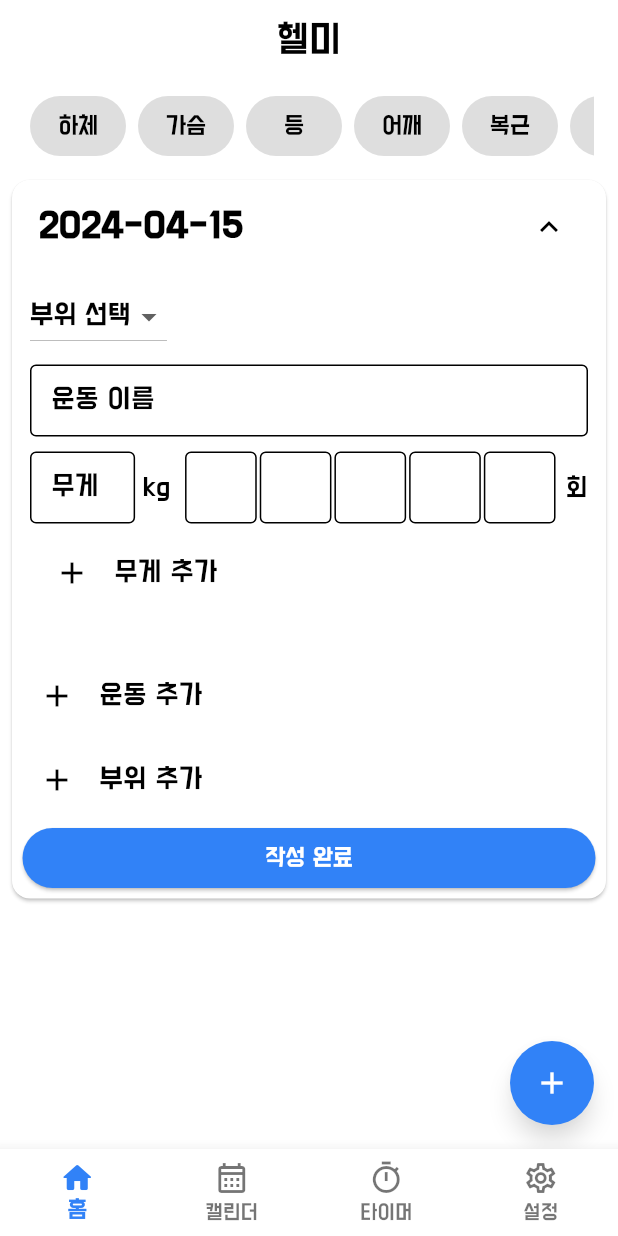
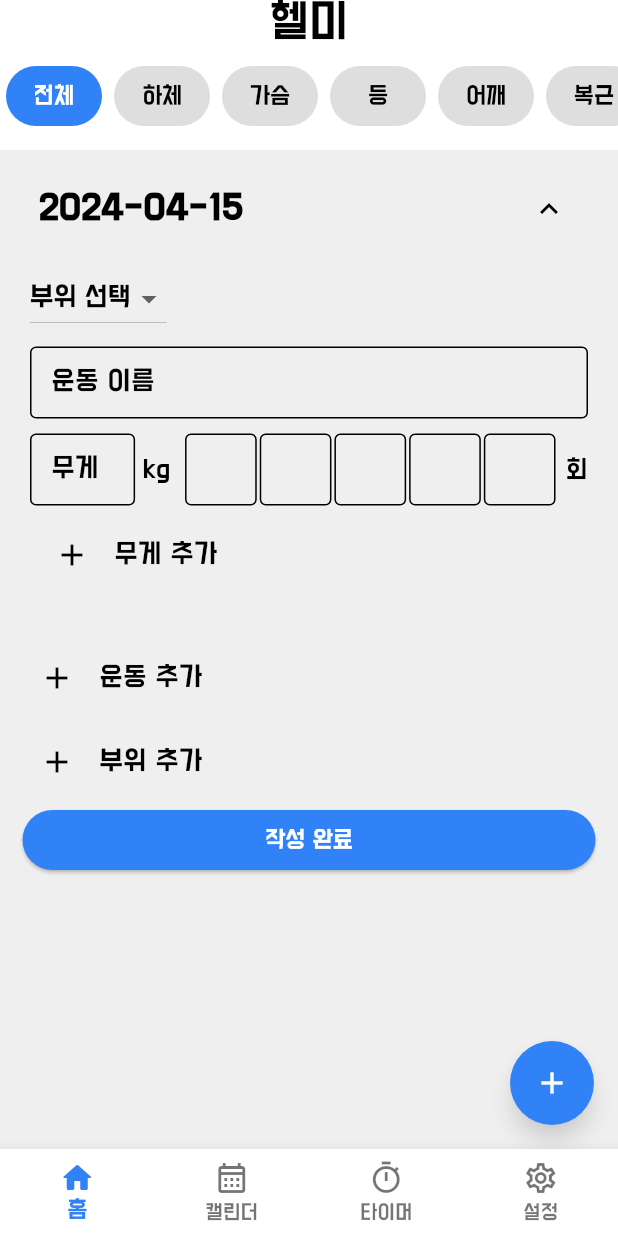
Before and after one commit to kang-min-seok/Helmy, a Flutter app: the screen it shows after launch, after a tap on the "add" icon, on a phone screen of 412 x 824 dp. Run offline on Flutter 3.47's test engine with Material 3 defaults, Android fonts, the light colour scheme and no system bars; our stand-ins replace flutter_local_notifications, hive, hive_flutter; accounts and stored records are empty; generated files the repository leaves out were written again.

Commit message:
Feat: AppBar수정 + 모드 색상 수정

```diff
--- a/lib/main.dart
+++ b/lib/main.dart
@@ -73,16 +73,16 @@ class _BottomNavigationState extends State<BottomNavigation> {
   @override
   Widget build(BuildContext context) {
     return Scaffold(
-      appBar: AppBar(
-        elevation: 0,
-        titleSpacing: 0,
-        leading: null,
-        title: const Text(
-          "헬미",
-          textAlign: TextAlign.center,
-        ),
-        centerTitle: true,
-      ),
+      // appBar: AppBar(
+      //   elevation: 0,
+      //   titleSpacing: 0,
+      //   leading: null,
+      //   title: const Text(
+      //     "헬미",
+      //     textAlign: TextAlign.center,
+      //   ),
+      //   centerTitle: true,
+      // ),
       body: _getPageWidget(_selectedIndex),
       bottomNavigationBar: BottomNavigationBar(
           currentIndex: _selectedIndex,
--- a/lib/pages/home_page.dart
+++ b/lib/pages/home_page.dart
@@ -14,8 +14,8 @@ class HomePage extends StatefulWidget {
 class _HomePageState extends State<HomePage>
     with SingleTickerProviderStateMixin {
   List<WorkoutRecord> workoutRecords = [];
-  int _selectedIndex = -1;
-  List<String> tabs = ['하체', '가슴', '등', '어깨', '복근', '팔'];
+  int _selectedIndex = 0;
+  List<String> tabs = ['전체','하체', '가슴', '등', '어깨', '복근', '팔'];
   bool dataLoaded = false;
 
   @override
@@ -41,7 +41,7 @@ class _HomePageState extends State<HomePage>
     });
 
     WorkoutType? selectedType;
-    if (_selectedIndex != -1) {
+    if (_selectedIndex != 0) {
       String selectedTypeName = tabs[_selectedIndex];
 
       // Find the WorkoutType with the matching name from the selected tab
@@ -181,36 +181,42 @@ class _HomePageState extends State<HomePage>
   @override
   Widget build(BuildContext context) {
     return Scaffold(
-      appBar: AppBar(
-        leadingWidth: 0,
-        backgroundColor: Colors.transparent,// Removes the leading space
-        title: SingleChildScrollView(
+      body: CustomScrollView(
+        slivers: [
+          SliverAppBar(
+            floating: true,
+            scrolledUnderElevation: 0,
+            collapsedHeight: 100,
+            flexibleSpace: FlexibleSpaceBar(
+              centerTitle: true,
+              collapseMode: CollapseMode.pin,
+              titlePadding: EdgeInsets.zero,
+              title: SizedBox(
+                  height: 100,
+                  width: double.infinity,
+                  child: Column(
+                    mainAxisAlignment: MainAxisAlignment.start,
+                    children: [
+                      Text("헬미",style: Theme.of(context).textTheme.displayLarge),
+                      const SizedBox(height: 10),
+                      SingleChildScrollView(
                         scrollDirection: Axis.horizontal,
                         child: Row(
                           children: List.generate(tabs.length, (index) {
                             return Padding(
                               padding: const EdgeInsets.symmetric(horizontal: 4.0),
-                // Control spacing between buttons
                               child: ElevatedButton(
                                 style: ElevatedButton.styleFrom(
                                   padding: const EdgeInsets.symmetric(horizontal: 8.0),
-                    foregroundColor:
-                        _selectedIndex == index ? Colors.white : Colors.black,
-                    backgroundColor: _selectedIndex == index
-                        ? const Color.fromARGB(255, 49, 130, 247)
-                        : const Color(0xFFDEDEDE),
-                    shape: RoundedRectangleBorder(
-                        borderRadius: BorderRadius.circular(20)),
+                                  foregroundColor: _selectedIndex == index ? Colors.white : Colors.black,
+                                  backgroundColor: _selectedIndex == index ? const Color.fromARGB(255, 49, 130, 247) : const Color(0xFFDEDEDE),
+                                  shape: RoundedRectangleBorder(borderRadius: BorderRadius.circular(20)),
                                   elevation: 0,
                                 ),
                                 child: Text(tabs[index]),
                                 onPressed: () {
                                   setState(() {
-                      if (_selectedIndex == index) {
-                        _selectedIndex = -1;
-                      } else {
                                     _selectedIndex = index;
-                      }
                                     _loadData();
                                   });
                                 },
@@ -219,13 +225,17 @@ class _HomePageState extends State<HomePage>
                           }),
                         ),
                       ),
+                    ],
                   ),
-      body: ListView.builder(
-        itemCount: workoutRecords.length,
-        itemBuilder: (context, index) {
-          if (index >= workoutRecords.length) {
-            return const SizedBox.shrink();
-          }
+                ),
+
+            ),
+            backgroundColor: Theme.of(context).colorScheme.background,
+          ),
+          SliverList(
+            delegate: SliverChildBuilderDelegate(
+                  (context, index) {
+                if (index >= workoutRecords.length) return const SizedBox.shrink();
                 final record = workoutRecords[index];
                 return GestureDetector(
                   onLongPress: () {
@@ -272,7 +282,6 @@ class _HomePageState extends State<HomePage>
                             },
                           ),
                         ];
-
                         return SafeArea(
                           child: Wrap(
                             children: menuItems,
@@ -287,6 +296,10 @@ class _HomePageState extends State<HomePage>
                   ),
                 );
               },
+              childCount: workoutRecords.length,
+            ),
+          ),
+        ],
       ),
       floatingActionButton: FloatingActionButton(
         onPressed: _addNewData,
--- a/lib/pages/widgets/workout_record_widget.dart
+++ b/lib/pages/widgets/workout_record_widget.dart
@@ -122,6 +122,7 @@ class _WorkoutRecordWidgetState extends State<WorkoutRecordWidget>
     );
 
     return Card(
+      elevation: 0,
       margin: const EdgeInsets.all(8.0),
       child: Container(
         padding: const EdgeInsets.all(2.0),
--- a/lib/themeCustom.dart
+++ b/lib/themeCustom.dart
@@ -10,12 +10,18 @@ class ThemeCustom {
     primaryColorLight: const Color.fromARGB(255, 217, 235, 255),
     shadowColor: const Color.fromARGB(255, 87, 87, 87).withOpacity(0.3),
     canvasColor: const Color.fromARGB(255, 255, 255, 255),
-    textTheme: const TextTheme(
-      displayLarge: TextStyle(
-        color: Color.fromARGB(255, 0, 0, 0),
-        fontSize: 150,
+      textTheme: const TextTheme(
+          displayLarge: TextStyle(
+            color: Color.fromARGB(255, 0, 0, 0),
+            fontSize: 27,
+          ),
+          displayMedium: TextStyle(
+            color: Color.fromARGB(255, 0, 0, 0),
+          ),
+          displaySmall: TextStyle(
+            color: Color.fromARGB(255, 0, 0, 0),
+          )
       ),
-    ),
     colorScheme: const ColorScheme(
       background: Color.fromARGB(255, 255, 255, 255),
       brightness: Brightness.light,
@@ -26,7 +32,7 @@ class ThemeCustom {
       error: Colors.red,
       onError: Colors.white,
       onBackground: Color.fromARGB(255, 0, 0, 0),
-      surface: Color.fromARGB(255, 255, 255, 255),
+      surface: Color(0xFFEFEFEF),
       onSurface: Color.fromARGB(255, 0, 0, 0),
     ),
     elevatedButtonTheme: ElevatedButtonThemeData(
@@ -47,11 +53,11 @@ class ThemeCustom {
     primaryColorDark: const Color.fromARGB(255, 118, 156, 220),
     primaryColorLight: const Color.fromARGB(255, 145, 157, 170),
     shadowColor: const Color.fromARGB(255, 173, 173, 173).withOpacity(0.3),
-    canvasColor: const Color.fromARGB(255, 0, 0, 0),
+    canvasColor: const Color.fromARGB(255, 38, 38, 38),
     textTheme: const TextTheme(
       displayLarge: TextStyle(
         color: Color.fromARGB(255, 255, 255, 255),
-        fontSize: 150,
+        fontSize: 27,
       ),
       displayMedium: TextStyle(
         color: Color.fromARGB(255, 195, 195, 195),
@@ -61,7 +67,7 @@ class ThemeCustom {
       )
     ),
     colorScheme: ColorScheme(
-      background: const Color.fromARGB(255, 38, 38, 38),
+      background: const Color.fromARGB(255, 26, 26, 26),
       brightness: Brightness.dark,
       // primary: Colors.white,
       primary: const Color.fromARGB(255, 49, 130, 247),
```
Also changed, not shown: lib/pages/setting_page.dart (+16 -14 lines), lib/pages/timer_page.dart (+13 -14 lines). Lines whose indentation alone changed are shown as unchanged.
